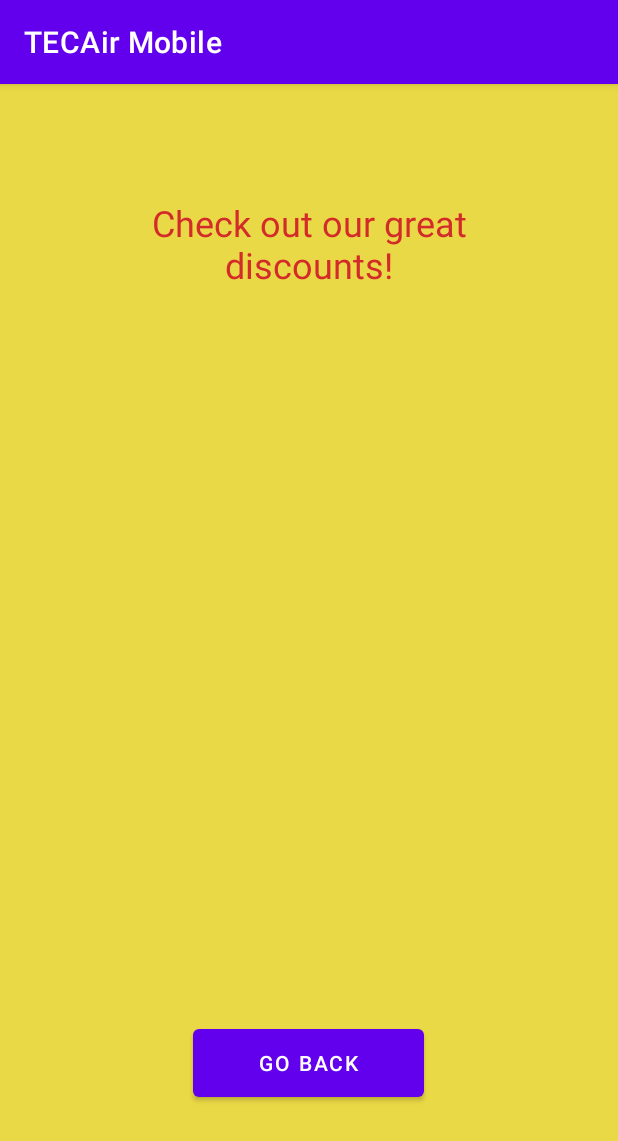
After one commit to Stevealv121/TECAir, an Android app: the ShowDiscounts screen opened directly, with no data from a screen before it, on a phone screen of 412 x 824 dp. The commit adds this screen. Shown: the top 1141 px of the screen. Run offline under Robolectric (Android 15) with nearby library versions, the phone set to English and light mode, and no system bars.

Commit message:
[Add][Update] Missing pages and rewrite in english

```diff
--- a/TECAir_Mobile_App/app/src/main/AndroidManifest.xml
+++ b/TECAir_Mobile_App/app/src/main/AndroidManifest.xml
@@ -9,6 +9,12 @@
         android:roundIcon="@mipmap/ic_launcher_round"
         android:supportsRtl="true"
         android:theme="@style/Theme.TECAirMobile">
+        <activity
+            android:name=".ShowDiscounts"
+            android:exported="false" />
+        <activity
+            android:name=".FlightReservation"
+            android:exported="false" />
         <activity
             android:name=".Registration"
             android:exported="false" />
--- /dev/null
+++ b/TECAir_Mobile_App/app/src/main/java/com/example/tecairmobile/ShowDiscounts.java
@@ -0,0 +1,14 @@
+package com.example.tecairmobile;
+
+import androidx.appcompat.app.AppCompatActivity;
+
+import android.os.Bundle;
+
+public class ShowDiscounts extends AppCompatActivity {
+
+    @Override
+    protected void onCreate(Bundle savedInstanceState) {
+        super.onCreate(savedInstanceState);
+        setContentView(R.layout.activity_show_discounts);
+    }
+}
--- a/TECAir_Mobile_App/app/src/main/res/layout/activity_main_menu.xml
+++ b/TECAir_Mobile_App/app/src/main/res/layout/activity_main_menu.xml
@@ -12,7 +12,7 @@
         android:layout_width="283dp"
         android:layout_height="82dp"
         android:layout_marginTop="44dp"
-        android:text="Bienvenido a TECAir"
+        android:text="Welcome to TECAir"
         android:textAlignment="center"
         android:textColor="#0C29CC"
         android:textSize="34sp"
@@ -25,7 +25,7 @@
         android:layout_width="224dp"
         android:layout_height="65dp"
         android:layout_marginTop="100dp"
-        android:text="Reservar Vuelo"
+        android:text="Book Flight"
         app:layout_constraintEnd_toEndOf="parent"
         app:layout_constraintHorizontal_bias="0.497"
         app:layout_constraintStart_toStartOf="parent"
@@ -36,7 +36,7 @@
         android:layout_width="224dp"
         android:layout_height="65dp"
         android:layout_marginTop="40dp"
-        android:text="Ver Promociones"
+        android:text="Discounts"
         app:layout_constraintEnd_toEndOf="parent"
         app:layout_constraintHorizontal_bias="0.497"
         app:layout_constraintStart_toStartOf="parent"
--- /dev/null
+++ b/TECAir_Mobile_App/app/src/main/res/layout/activity_show_discounts.xml
@@ -0,0 +1,61 @@
+<?xml version="1.0" encoding="utf-8"?>
+<androidx.constraintlayout.widget.ConstraintLayout xmlns:android="http://schemas.android.com/apk/res/android"
+    xmlns:app="http://schemas.android.com/apk/res-auto"
+    xmlns:tools="http://schemas.android.com/tools"
+    android:id="@+id/disc"
+    android:layout_width="match_parent"
+    android:layout_height="match_parent"
+    android:background="#EAD946"
+    tools:context=".ShowDiscounts">
+
+    <TextView
+        android:id="@+id/sdt3"
+        android:layout_width="285dp"
+        android:layout_height="65dp"
+        android:layout_marginTop="72dp"
+        app:layout_constraintEnd_toEndOf="parent"
+        app:layout_constraintStart_toStartOf="parent"
+        app:layout_constraintTop_toBottomOf="@+id/sdt2" />
+
+    <TextView
+        android:id="@+id/sdt2"
+        android:layout_width="285dp"
+        android:layout_height="65dp"
+        android:layout_marginTop="72dp"
+        app:layout_constraintEnd_toEndOf="parent"
+        app:layout_constraintStart_toStartOf="parent"
+        app:layout_constraintTop_toBottomOf="@+id/sdt1" />
+
+    <TextView
+        android:id="@+id/discdisp"
+        android:layout_width="311dp"
+        android:layout_height="64dp"
+        android:layout_marginTop="76dp"
+        android:text="Check out our great discounts!"
+        android:textAlignment="center"
+        android:textColor="#D32A2A"
+        android:textSize="24sp"
+        app:layout_constraintEnd_toEndOf="parent"
+        app:layout_constraintStart_toStartOf="parent"
+        app:layout_constraintTop_toTopOf="parent" />
+
+    <TextView
+        android:id="@+id/sdt1"
+        android:layout_width="285dp"
+        android:layout_height="65dp"
+        android:layout_marginTop="72dp"
+        app:layout_constraintEnd_toEndOf="parent"
+        app:layout_constraintStart_toStartOf="parent"
+        app:layout_constraintTop_toBottomOf="@+id/discdisp" />
+
+    <Button
+        android:id="@+id/button3"
+        android:layout_width="154dp"
+        android:layout_height="57dp"
+        android:layout_marginTop="72dp"
+        android:text="Go back"
+        app:layout_constraintEnd_toEndOf="parent"
+        app:layout_constraintHorizontal_bias="0.498"
+        app:layout_constraintStart_toStartOf="parent"
+        app:layout_constraintTop_toBottomOf="@+id/sdt3" />
+</androidx.constraintlayout.widget.ConstraintLayout>
```
Also changed, not shown: TECAir_Mobile_App/app/src/main/java/com/example/tecairmobile/FlightReservation.java (added, +14 -0 lines), TECAir_Mobile_App/app/src/main/res/layout/activity_flight.xml (+4 -4 lines), TECAir_Mobile_App/app/src/main/res/layout/activity_flight_reservation.xml (added, +56 -0 lines), TECAir_Mobile_App/app/src/main/res/layout/activity_registration.xml (+6 -6 lines).
